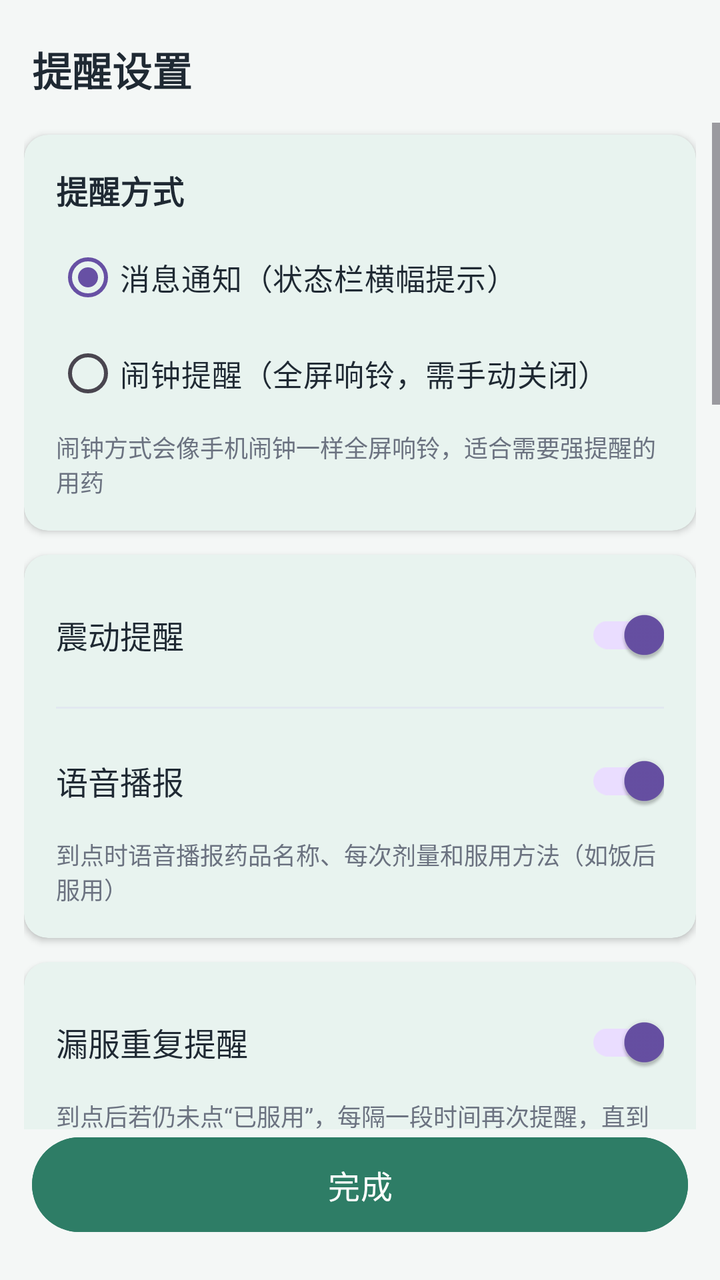
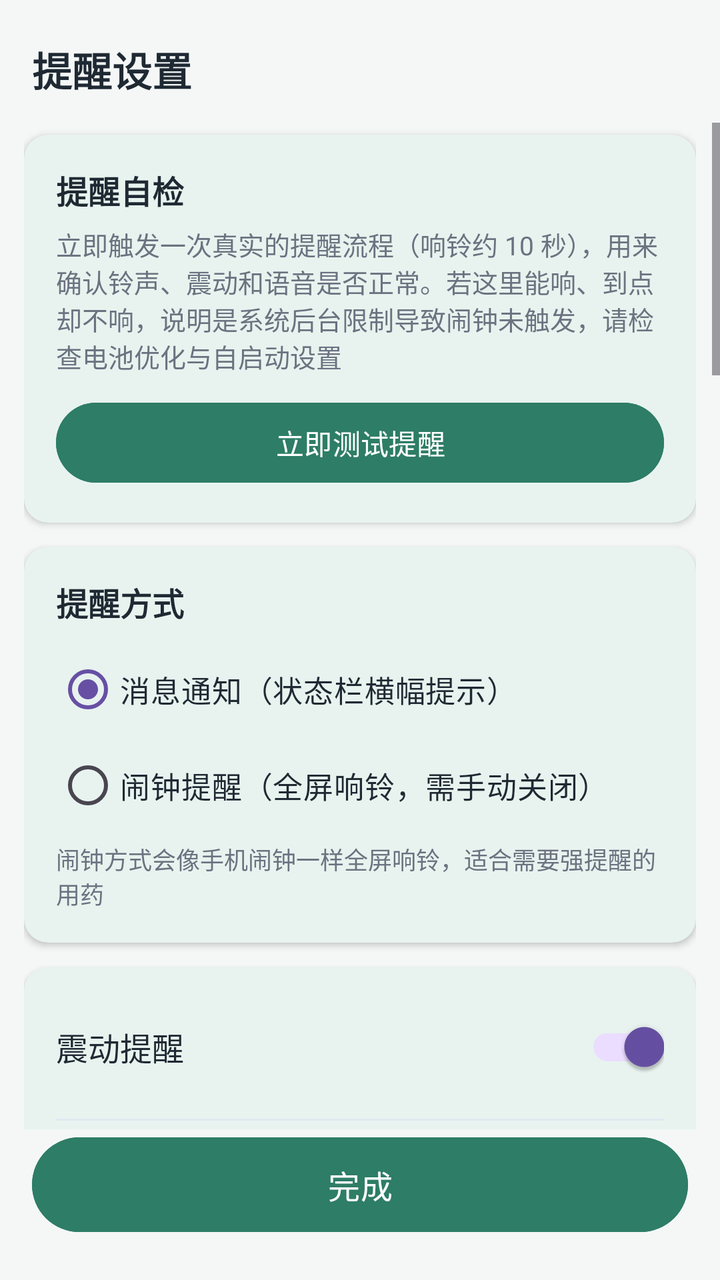

Compare the two renders of this Android layout. The source of the first and the diff that turns it into the second are given below.
<!-- AndroidManifest.xml: application theme Theme.MedicationReminderAssistant -->
<!-- res/layout/activity_settings.xml -->
<?xml version="1.0" encoding="utf-8"?>
<LinearLayout xmlns:android="http://schemas.android.com/apk/res/android"
    xmlns:app="http://schemas.android.com/apk/res-auto"
    android:layout_width="match_parent"
    android:layout_height="match_parent"
    android:background="@color/page_background"
    android:orientation="vertical">

    <TextView
        android:layout_width="match_parent"
        android:layout_height="wrap_content"
        android:paddingHorizontal="16dp"
        android:paddingTop="20dp"
        android:paddingBottom="12dp"
        android:text="提醒设置"
        android:textColor="@color/text_primary"
        android:textSize="20sp"
        android:textStyle="bold" />

    <ScrollView
        android:layout_width="match_parent"
        android:layout_height="0dp"
        android:layout_weight="1">

        <LinearLayout
            android:layout_width="match_parent"
            android:layout_height="wrap_content"
            android:orientation="vertical"
            android:paddingHorizontal="12dp"
            android:paddingBottom="20dp">

            
            <com.google.android.material.card.MaterialCardView
                android:layout_width="match_parent"
                android:layout_height="wrap_content"
                android:layout_marginVertical="6dp"
                app:cardBackgroundColor="@color/brand_light"
                app:cardCornerRadius="12dp"
                app:cardElevation="2dp"
                app:strokeWidth="0dp">

                <LinearLayout
                    android:layout_width="match_parent"
                    android:layout_height="wrap_content"
                    android:orientation="vertical"
                    android:padding="16dp">

                    <TextView
                        android:layout_width="wrap_content"
                        android:layout_height="wrap_content"
                        android:text="提醒方式"
                        android:textColor="@color/text_primary"
                        android:textSize="16sp"
                        android:textStyle="bold" />

                    <RadioGroup
                        android:id="@+id/rgMode"
                        android:layout_width="match_parent"
                        android:layout_height="wrap_content"
                        android:layout_marginTop="8dp"
                        android:orientation="vertical">

                        <RadioButton
                            android:id="@+id/rbNotification"
                            android:layout_width="match_parent"
                            android:layout_height="wrap_content"
                            android:checked="true"
                            android:text="消息通知（状态栏横幅提示）"
                            android:textColor="@color/text_primary"
                            android:textSize="15sp" />

                        <RadioButton
                            android:id="@+id/rbAlarm"
                            android:layout_width="match_parent"
                            android:layout_height="wrap_content"
                            android:text="闹钟提醒（全屏响铃，需手动关闭）"
                            android:textColor="@color/text_primary"
                            android:textSize="15sp" />
                    </RadioGroup>

                    <TextView
                        android:layout_width="match_parent"
                        android:layout_height="wrap_content"
                        android:layout_marginTop="4dp"
                        android:text="闹钟方式会像手机闹钟一样全屏响铃，适合需要强提醒的用药"
                        android:textColor="@color/text_secondary"
                        android:textSize="12sp" />
                </LinearLayout>
            </com.google.android.material.card.MaterialCardView>

            
            <com.google.android.material.card.MaterialCardView
                android:layout_width="match_parent"
                android:layout_height="wrap_content"
                android:layout_marginVertical="6dp"
                app:cardBackgroundColor="@color/brand_light"
                app:cardCornerRadius="12dp"
                app:cardElevation="2dp"
                app:strokeWidth="0dp">

                <LinearLayout
                    android:layout_width="match_parent"
                    android:layout_height="wrap_content"
                    android:orientation="vertical"
                    android:padding="16dp">

                    <LinearLayout
                        android:layout_width="match_parent"
                        android:layout_height="wrap_content"
                        android:gravity="center_vertical"
                        android:orientation="horizontal">

                        <TextView
                            android:layout_width="0dp"
                            android:layout_height="wrap_content"
                            android:layout_weight="1"
                            android:text="震动提醒"
                            android:textColor="@color/text_primary"
                            android:textSize="16sp" />

                        <androidx.appcompat.widget.SwitchCompat
                            android:id="@+id/switchVibrate"
                            android:layout_width="wrap_content"
                            android:layout_height="wrap_content"
                            android:checked="true" />
                    </LinearLayout>

                    <View
                        android:layout_width="match_parent"
                        android:layout_height="1dp"
                        android:layout_marginVertical="12dp"
                        android:background="@color/divider" />

                    <LinearLayout
                        android:layout_width="match_parent"
                        android:layout_height="wrap_content"
                        android:gravity="center_vertical"
                        android:orientation="horizontal">

                        <TextView
                            android:layout_width="0dp"
                            android:layout_height="wrap_content"
                            android:layout_weight="1"
                            android:text="语音播报"
                            android:textColor="@color/text_primary"
                            android:textSize="16sp" />

                        <androidx.appcompat.widget.SwitchCompat
                            android:id="@+id/switchTts"
                            android:layout_width="wrap_content"
                            android:layout_height="wrap_content"
                            android:checked="true" />
                    </LinearLayout>

                    <TextView
                        android:layout_width="match_parent"
                        android:layout_height="wrap_content"
                        android:layout_marginTop="4dp"
                        android:text="到点时语音播报药品名称、每次剂量和服用方法（如饭后服用）"
                        android:textColor="@color/text_secondary"
                        android:textSize="12sp" />
                </LinearLayout>
            </com.google.android.material.card.MaterialCardView>

            
            <com.google.android.material.card.MaterialCardView
                android:layout_width="match_parent"
                android:layout_height="wrap_content"
                android:layout_marginVertical="6dp"
                app:cardBackgroundColor="@color/brand_light"
                app:cardCornerRadius="12dp"
                app:cardElevation="2dp"
                app:strokeWidth="0dp">

                <LinearLayout
                    android:layout_width="match_parent"
                    android:layout_height="wrap_content"
                    android:orientation="vertical"
                    android:padding="16dp">

                    <LinearLayout
                        android:layout_width="match_parent"
                        android:layout_height="wrap_content"
                        android:gravity="center_vertical"
                        android:orientation="horizontal">

                        <TextView
                            android:layout_width="0dp"
                            android:layout_height="wrap_content"
                            android:layout_weight="1"
                            android:text="漏服重复提醒"
                            android:textColor="@color/text_primary"
                            android:textSize="16sp" />

                        <androidx.appcompat.widget.SwitchCompat
                            android:id="@+id/switchRemindAgain"
                            android:layout_width="wrap_content"
                            android:layout_height="wrap_content"
                            android:checked="true" />
                    </LinearLayout>

                    <TextView
                        android:layout_width="match_parent"
                        android:layout_height="wrap_content"
                        android:layout_marginTop="4dp"
                        android:text="到点后若仍未点“已服用”，每隔一段时间再次提醒，直到打卡为止"
                        android:textColor="@color/text_secondary"
                        android:textSize="12sp" />

                    <RadioGroup
                        android:id="@+id/rgRemindAgain"
                        android:layout_width="match_parent"
                        android:layout_height="wrap_content"
                        android:layout_marginTop="10dp"
                        android:orientation="horizontal">

                        <RadioButton
                            android:id="@+id/rbAgain10"
                            android:layout_width="0dp"
                            android:layout_height="wrap_content"
                            android:layout_weight="1"
                            android:text="10分钟"
                            android:textColor="@color/text_primary"
                            android:textSize="14sp" />

                        <RadioButton
                            android:id="@+id/rbAgain15"
                            android:layout_width="0dp"
                            android:layout_height="wrap_content"
                            android:layout_weight="1"
                            android:checked="true"
                            android:text="15分钟"
                            android:textColor="@color/text_primary"
                            android:textSize="14sp" />

                        <RadioButton
                            android:id="@+id/rbAgain20"
                            android:layout_width="0dp"
                            android:layout_height="wrap_content"
                            android:layout_weight="1"
                            android:text="20分钟"
                            android:textColor="@color/text_primary"
                            android:textSize="14sp" />

                        <RadioButton
                            android:id="@+id/rbAgain30"
                            android:layout_width="0dp"
                            android:layout_height="wrap_content"
                            android:layout_weight="1"
                            android:text="30分钟"
                            android:textColor="@color/text_primary"
                            android:textSize="14sp" />
                    </RadioGroup>
                </LinearLayout>
            </com.google.android.material.card.MaterialCardView>

            
            <com.google.android.material.card.MaterialCardView
                android:layout_width="match_parent"
                android:layout_height="wrap_content"
                android:layout_marginVertical="6dp"
                app:cardBackgroundColor="@color/brand_light"
                app:cardCornerRadius="12dp"
                app:cardElevation="2dp"
                app:strokeWidth="0dp">

                <LinearLayout
                    android:layout_width="match_parent"
                    android:layout_height="wrap_content"
                    android:orientation="vertical"
                    android:padding="16dp">

                    <TextView
                        android:layout_width="wrap_content"
                        android:layout_height="wrap_content"
                        android:text="响铃持续时间"
                        android:textColor="@color/text_primary"
                        android:textSize="16sp"
                        android:textStyle="bold" />

                    <TextView
                        android:layout_width="match_parent"
                        android:layout_height="wrap_content"
                        android:layout_marginTop="4dp"
                        android:text="闹钟方式到点后持续响铃，直到你点击操作，或达到该时长后自动停止"
                        android:textColor="@color/text_secondary"
                        android:textSize="12sp" />

                    <RadioGroup
                        android:id="@+id/rgRingDuration"
                        android:layout_width="match_parent"
                        android:layout_height="wrap_content"
                        android:layout_marginTop="10dp"
                        android:orientation="horizontal">

                        <RadioButton
                            android:id="@+id/rbRing1"
                            android:layout_width="0dp"
                            android:layout_height="wrap_content"
                            android:layout_weight="1"
                            android:text="1分钟"
                            android:textColor="@color/text_primary"
                            android:textSize="14sp" />

                        <RadioButton
                            android:id="@+id/rbRing5"
                            android:layout_width="0dp"
                            android:layout_height="wrap_content"
                            android:layout_weight="1"
                            android:checked="true"
                            android:text="5分钟"
                            android:textColor="@color/text_primary"
                            android:textSize="14sp" />

                        <RadioButton
                            android:id="@+id/rbRing10"
                            android:layout_width="0dp"
                            android:layout_height="wrap_content"
                            android:layout_weight="1"
                            android:text="10分钟"
                            android:textColor="@color/text_primary"
                            android:textSize="14sp" />

                        <RadioButton
                            android:id="@+id/rbRing15"
                            android:layout_width="0dp"
                            android:layout_height="wrap_content"
                            android:layout_weight="1"
                            android:text="15分钟"
                            android:textColor="@color/text_primary"
                            android:textSize="14sp" />
                    </RadioGroup>
                </LinearLayout>
            </com.google.android.material.card.MaterialCardView>

            
            <com.google.android.material.card.MaterialCardView
                android:layout_width="match_parent"
                android:layout_height="wrap_content"
                android:layout_marginVertical="6dp"
                app:cardBackgroundColor="@color/brand_light"
                app:cardCornerRadius="12dp"
                app:cardElevation="2dp"
                app:strokeWidth="0dp">

                <LinearLayout
                    android:layout_width="match_parent"
                    android:layout_height="wrap_content"
                    android:orientation="vertical"
                    android:padding="16dp">

                    <TextView
                        android:layout_width="wrap_content"
                        android:layout_height="wrap_content"
                        android:text="闹钟铃声"
                        android:textColor="@color/text_primary"
                        android:textSize="16sp"
                        android:textStyle="bold" />

                    <RadioGroup
                        android:id="@+id/rgRinger"
                        android:layout_width="match_parent"
                        android:layout_height="wrap_content"
                        android:layout_marginTop="8dp"
                        android:orientation="vertical">

                        <RadioButton
                            android:id="@+id/rbRingerSystem"
                            android:layout_width="match_parent"
                            android:layout_height="wrap_content"
                            android:checked="true"
                            android:text="跟随系统闹钟铃声"
                            android:textColor="@color/text_primary"
                            android:textSize="15sp" />

                        <RadioButton
                            android:id="@+id/rbRingerTone1"
                            android:layout_width="match_parent"
                            android:layout_height="wrap_content"
                            android:text="内置旋律一 · 清脆门铃"
                            android:textColor="@color/text_primary"
                            android:textSize="15sp" />

                        <RadioButton
                            android:id="@+id/rbRingerTone2"
                            android:layout_width="match_parent"
                            android:layout_height="wrap_content"
                            android:text="内置旋律二 · 柔和叮咚"
                            android:textColor="@color/text_primary"
                            android:textSize="15sp" />

                        <RadioButton
                            android:id="@+id/rbRingerTone3"
                            android:layout_width="match_parent"
                            android:layout_height="wrap_content"
                            android:text="内置旋律三 · 轻快提示"
                            android:textColor="@color/text_primary"
                            android:textSize="15sp" />
                    </RadioGroup>

                    <TextView
                        android:layout_width="match_parent"
                        android:layout_height="wrap_content"
                        android:layout_marginTop="4dp"
                        android:text="铃声仅在“闹钟提醒”方式下使用；消息通知使用系统通知音。即使系统无可用铃声，也会用内置合成音兜底，保证一定发声"
                        android:textColor="@color/text_secondary"
                        android:textSize="12sp" />
                </LinearLayout>
            </com.google.android.material.card.MaterialCardView>

            
            <com.google.android.material.card.MaterialCardView
                android:layout_width="match_parent"
                android:layout_height="wrap_content"
                android:layout_marginVertical="6dp"
                app:cardBackgroundColor="@color/brand_light"
                app:cardCornerRadius="12dp"
                app:cardElevation="2dp"
                app:strokeWidth="0dp">

                <LinearLayout
                    android:layout_width="match_parent"
                    android:layout_height="wrap_content"
                    android:orientation="vertical"
                    android:padding="16dp">

                    <TextView
                        android:layout_width="wrap_content"
                        android:layout_height="wrap_content"
                        android:text="精确闹钟权限"
                        android:textColor="@color/text_primary"
                        android:textSize="16sp"
                        android:textStyle="bold" />

                    <TextView
                        android:id="@+id/tvAlarmPermission"
                        android:layout_width="match_parent"
                        android:layout_height="wrap_content"
                        android:layout_marginTop="6dp"
                        android:text="状态：检查中…"
                        android:textColor="@color/text_secondary"
                        android:textSize="13sp" />

                    <Button
                        android:id="@+id/btnGrantAlarm"
                        android:layout_width="match_parent"
                        android:layout_height="wrap_content"
                        android:layout_marginTop="10dp"
                        android:backgroundTint="@color/brand_primary"
                        android:text="授予精确闹钟权限"
                        android:textColor="@color/white" />

                    <View
                        android:layout_width="match_parent"
                        android:layout_height="1dp"
                        android:layout_marginVertical="14dp"
                        android:background="@color/divider" />

                    <TextView
                        android:layout_width="wrap_content"
                        android:layout_height="wrap_content"
                        android:text="全屏提醒权限"
                        android:textColor="@color/text_primary"
                        android:textSize="16sp"
                        android:textStyle="bold" />

                    <TextView
                        android:id="@+id/tvFullScreenPermission"
                        android:layout_width="match_parent"
                        android:layout_height="wrap_content"
                        android:layout_marginTop="6dp"
                        android:text="状态：检查中…"
                        android:textColor="@color/text_secondary"
                        android:textSize="13sp" />

                    <Button
                        android:id="@+id/btnGrantFullScreen"
                        android:layout_width="match_parent"
                        android:layout_height="wrap_content"
                        android:layout_marginTop="10dp"
                        android:backgroundTint="@color/brand_primary"
                        android:text="授予全屏提醒权限"
                        android:textColor="@color/white" />

                    <TextView
                        android:layout_width="match_parent"
                        android:layout_height="wrap_content"
                        android:layout_marginTop="4dp"
                        android:text="开启后锁屏/灭屏到点会自动亮屏弹出全屏响铃页。亮屏使用手机时系统只显示横幅，可直接点横幅上的“已服用/5分钟后再提醒/停止响铃”。小米/OPPO/vivo 若仍不弹，请到系统通知设置中开启“横幅通知/锁屏通知”"
                        android:textColor="@color/text_secondary"
                        android:textSize="12sp" />

                    <View
                        android:layout_width="match_parent"
                        android:layout_height="1dp"
                        android:layout_marginVertical="14dp"
                        android:background="@color/divider" />

                    <TextView
                        android:layout_width="wrap_content"
                        android:layout_height="wrap_content"
                        android:text="通知与震动权限"
                        android:textColor="@color/text_primary"
                        android:textSize="16sp"
                        android:textStyle="bold" />

                    <TextView
                        android:id="@+id/tvNotificationPermission"
                        android:layout_width="match_parent"
                        android:layout_height="wrap_content"
                        android:layout_marginTop="6dp"
                        android:text="部分机型（如小米/华为）需在系统通知设置里手动开启“允许震动/声音”，否则到点不会响铃"
                        android:textColor="@color/text_secondary"
                        android:textSize="13sp" />

                    <Button
                        android:id="@+id/btnNotificationSettings"
                        android:layout_width="match_parent"
                        android:layout_height="wrap_content"
                        android:layout_marginTop="10dp"
                        android:backgroundTint="@color/brand_primary"
                        android:text="打开系统通知设置"
                        android:textColor="@color/white" />

                    <View
                        android:layout_width="match_parent"
                        android:layout_height="1dp"
                        android:layout_marginVertical="14dp"
                        android:background="@color/divider" />

                    <TextView
                        android:layout_width="wrap_content"
                        android:layout_height="wrap_content"
                        android:text="免打扰 / 静音绕过"
                        android:textColor="@color/text_primary"
                        android:textSize="16sp"
                        android:textStyle="bold" />

                    <TextView
                        android:id="@+id/tvDndPermission"
                        android:layout_width="match_parent"
                        android:layout_height="wrap_content"
                        android:layout_marginTop="6dp"
                        android:text="状态：检查中…"
                        android:textColor="@color/text_secondary"
                        android:textSize="13sp" />

                    <Button
                        android:id="@+id/btnGrantDnd"
                        android:layout_width="match_parent"
                        android:layout_height="wrap_content"
                        android:layout_marginTop="10dp"
                        android:backgroundTint="@color/brand_primary"
                        android:text="授予勿扰访问权限"
                        android:textColor="@color/white" />

                    <TextView
                        android:layout_width="match_parent"
                        android:layout_height="wrap_content"
                        android:layout_marginTop="4dp"
                        android:text="授予后，即使手机处于静音或免打扰状态，消息通知仍会震动提醒"
                        android:textColor="@color/text_secondary"
                        android:textSize="12sp" />
                </LinearLayout>
            </com.google.android.material.card.MaterialCardView>
        </LinearLayout>
    </ScrollView>

    <Button
        android:id="@+id/btnDone"
        android:layout_width="match_parent"
        android:layout_height="wrap_content"
        android:layout_marginHorizontal="16dp"
        android:layout_marginBottom="20dp"
        android:backgroundTint="@color/brand_primary"
        android:paddingVertical="12dp"
        android:text="完成"
        android:textColor="@color/white"
        android:textSize="16sp" />

</LinearLayout>
<!-- resources referenced by this layout -->
<resources>
  <color name="brand_light">#E8F3EF</color>
  <color name="brand_primary">#2E7D66</color>
  <color name="divider">#E2E8F0</color>
  <color name="page_background">#F4F7F6</color>
  <color name="text_primary">#1F2933</color>
  <color name="text_secondary">#6B7280</color>
  <color name="white">#FFFFFFFF</color>
  <style name="Theme.MedicationReminderAssistant" parent="Base.Theme.MedicationReminderAssistant" />
  <style name="Base.Theme.MedicationReminderAssistant" parent="Theme.Material3.Light.NoActionBar">
          
          <item name="android:forceDarkAllowed" tools:targetApi="q">false</item>
      </style>
</resources>

<!-- the commit's change to res/layout/activity_settings.xml (unified diff, before → after) -->
@@ -28,6 +28,49 @@
             android:orientation="vertical"
             android:paddingHorizontal="12dp"
             android:paddingBottom="20dp">
+
+            
+            <com.google.android.material.card.MaterialCardView
+                android:layout_width="match_parent"
+                android:layout_height="wrap_content"
+                android:layout_marginVertical="6dp"
+                app:cardBackgroundColor="@color/brand_light"
+                app:cardCornerRadius="12dp"
+                app:cardElevation="2dp"
+                app:strokeWidth="0dp">
+
+                <LinearLayout
+                    android:layout_width="match_parent"
+                    android:layout_height="wrap_content"
+                    android:orientation="vertical"
+                    android:padding="16dp">
+
+                    <TextView
+                        android:layout_width="wrap_content"
+                        android:layout_height="wrap_content"
+                        android:text="提醒自检"
+                        android:textColor="@color/text_primary"
+                        android:textSize="16sp"
+                        android:textStyle="bold" />
+
+                    <TextView
+                        android:layout_width="match_parent"
+                        android:layout_height="wrap_content"
+                        android:layout_marginTop="6dp"
+                        android:text="立即触发一次真实的提醒流程（响铃约 10 秒），用来确认铃声、震动和语音是否正常。若这里能响、到点却不响，说明是系统后台限制导致闹钟未触发，请检查电池优化与自启动设置"
+                        android:textColor="@color/text_secondary"
+                        android:textSize="13sp" />
+
+                    <Button
+                        android:id="@+id/btnTestAlarm"
+                        android:layout_width="match_parent"
+                        android:layout_height="wrap_content"
+                        android:layout_marginTop="10dp"
+                        android:backgroundTint="@color/brand_primary"
+                        android:text="立即测试提醒"
+                        android:textColor="@color/white" />
+                </LinearLayout>
+            </com.google.android.material.card.MaterialCardView>
 
             
             <com.google.android.material.card.MaterialCardView
